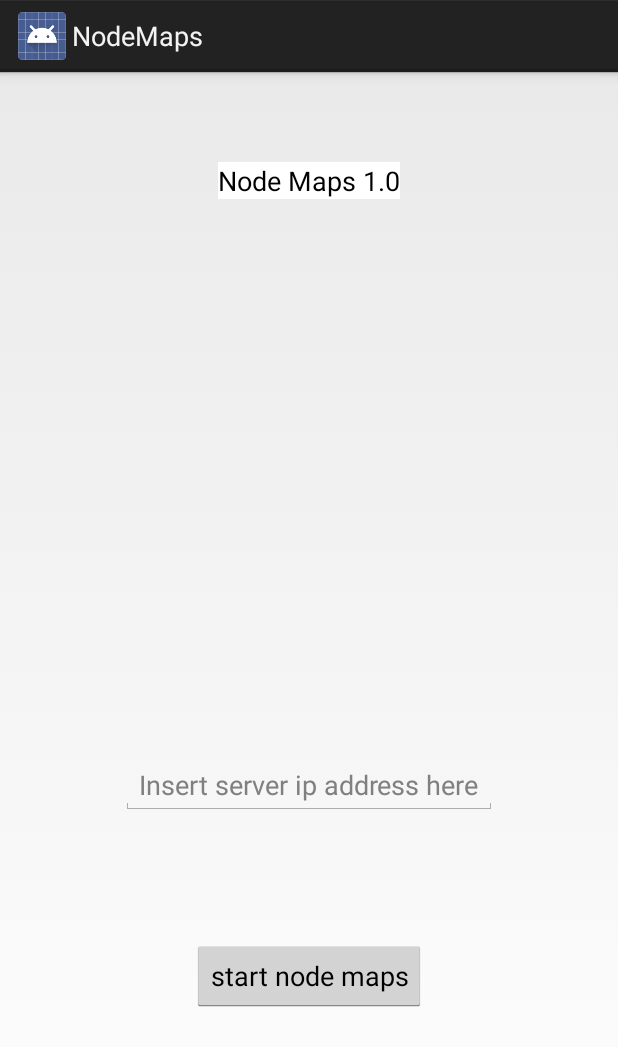
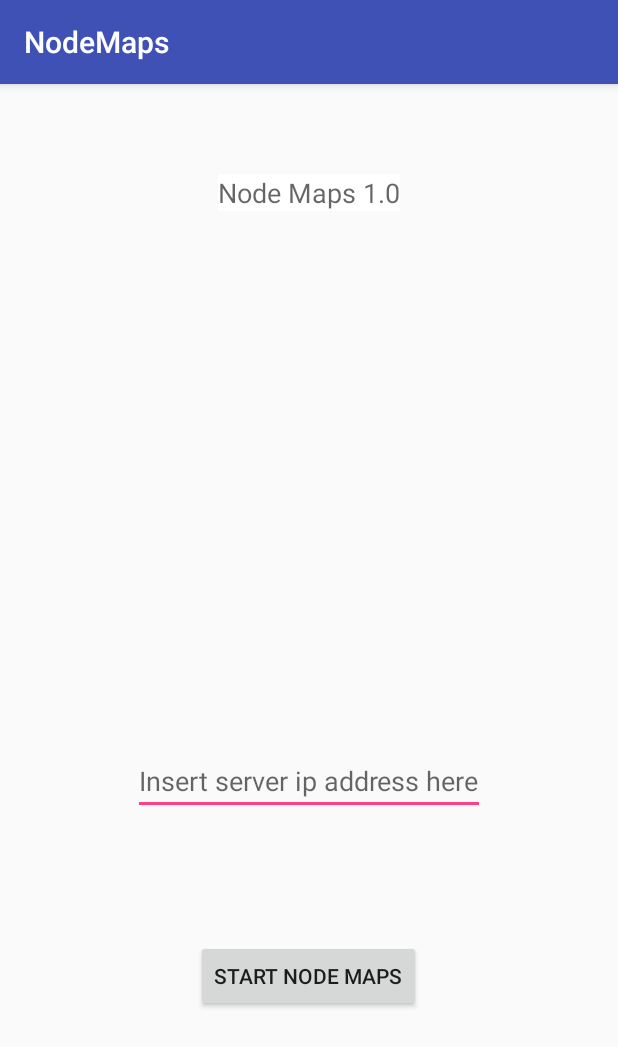
Before and after one commit to arteki65/NodesMap, an Android app: the screen it shows after launch (MainActivity), on a phone screen of 412 x 824 dp. Shown: the top 1047 px of the screen. Run offline under Robolectric (Android 15) with nearby library versions, the phone set to English and light mode, and no system bars.

```diff
--- a/app/src/main/java/pl/aptewicz/nodemaps/MainActivity.java
+++ b/app/src/main/java/pl/aptewicz/nodemaps/MainActivity.java
@@ -1,13 +1,13 @@
 package pl.aptewicz.nodemaps;
 
-import android.app.Activity;
 import android.content.Intent;
 import android.os.Bundle;
+import android.support.v7.app.AppCompatActivity;
 import android.view.View;
 import android.widget.Button;
 import android.widget.EditText;
 
-public class MainActivity extends Activity {
+public class MainActivity extends AppCompatActivity {
 
     private Intent mapResultIntent;
 
--- /dev/null
+++ b/app/src/main/res/values/colors.xml
@@ -0,0 +1,6 @@
+<?xml version="1.0" encoding="utf-8"?>
+<resources>
+    <color name="colorPrimary">#3F51B5</color>
+    <color name="colorPrimaryDark">#303F9F</color>
+    <color name="colorAccent">#FF4081</color>
+</resources>
--- a/app/src/main/res/values/strings.xml
+++ b/app/src/main/res/values/strings.xml
@@ -7,5 +7,7 @@
     <string name="mainActivityTitle">Node Maps 1.0</string>
     <string name="startButtonLabel">start node maps</string>
     <string name="serverIpTextFieldHint">Insert server ip address here</string>
+    <string name="drawer_open">OPEN</string>
+    <string name="drawer_closed">CLOSE</string>
 
 </resources>
--- a/app/src/main/res/values/styles.xml
+++ b/app/src/main/res/values/styles.xml
@@ -13,8 +13,11 @@
     </style>
 
     <!-- Application theme. -->
-    <style name="AppTheme" parent="AppBaseTheme">
-        <!-- All customizations that are NOT specific to a particular API-level can go here. -->
+    <style name="AppTheme" parent="Theme.AppCompat.Light.DarkActionBar">
+        <!-- Customize your theme here. -->
+        <item name="colorPrimary">@color/colorPrimary</item>
+        <item name="colorPrimaryDark">@color/colorPrimaryDark</item>
+        <item name="colorAccent">@color/colorAccent</item>
     </style>
 
 </resources>
```
Also changed, not shown: app/src/main/java/pl/aptewicz/nodemaps/MapResult.java (+25 -12 lines), app/src/main/res/layout/activity_map_result.xml (+22 -4 lines), app/src/main/res/drawable-hdpi/ic_drawer.png (added), app/src/main/res/drawable-mdpi/ic_drawer.png (added), app/src/main/res/drawable-xhdpi/ic_drawer.png (added).
